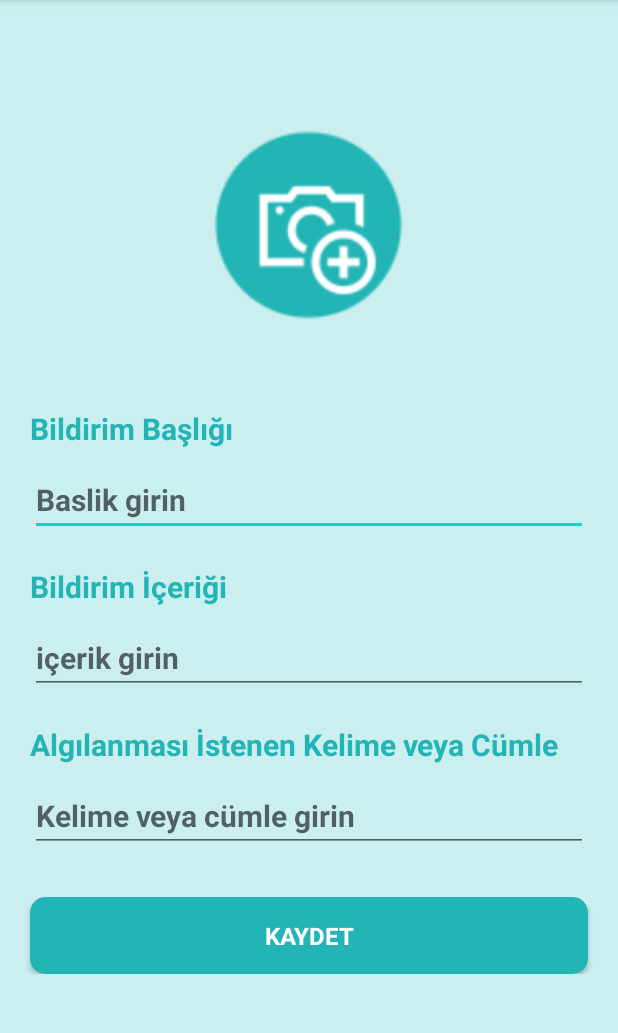
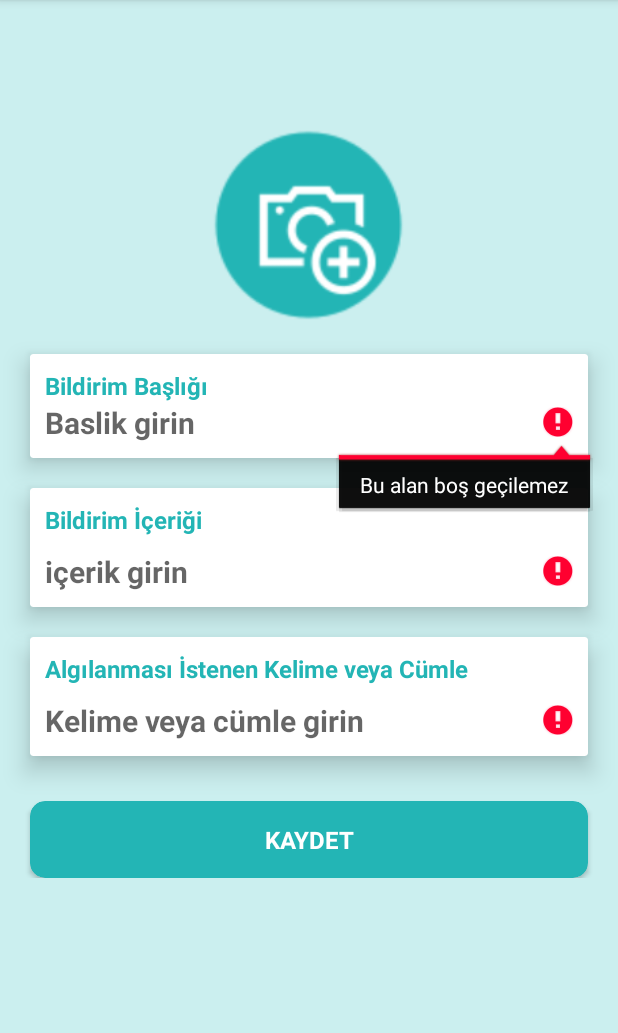
Before and after one commit to BusraSonmez7/Sensoft, an Android app: the BildirimEklemeActivity screen opened directly, with no data from a screen before it, after a tap on "KAYDET", on a phone screen of 412 x 824 dp, the part 84-1117 px from its top. Run offline under Robolectric (Android 15) with nearby library versions, the phone set to English and light mode, and no system bars; our stand-ins replace Firebase (no records; nobody signed in at launch, a user with empty details on screens opened directly).

Commit message:
bildirim eklendi

```diff
--- a/app/src/main/java/com/sensofttakimi/sensoft/Bildirimler/BildirimEklemeActivity.java
+++ b/app/src/main/java/com/sensofttakimi/sensoft/Bildirimler/BildirimEklemeActivity.java
@@ -146,6 +146,24 @@ public class BildirimEklemeActivity extends AppCompatActivity {
         dialog.setCancelable(false);
         dialog.show();
 
+        if(binding.edtkelime.length()==0)
+        {
+            binding.edtkelime.requestFocus();
+            binding.edtkelime.setError("Bu alan boş geçilemez");
+        }
+
+        if(binding.edtaciklama.length()==0)
+        {
+            binding.edtaciklama.requestFocus();
+            binding.edtaciklama.setError("Bu alan boş geçilemez");
+        }
+
+        if(binding.edtbaslik.length()==0)
+        {
+            binding.edtbaslik.requestFocus();
+            binding.edtbaslik.setError("Bu alan boş geçilemez");
+        }
+
         String baslik = binding.edtbaslik.getText().toString();
         if(this.imageData !=null){
 
--- a/app/src/main/java/com/sensofttakimi/sensoft/Bildirimler/BildirimIcerigi.java
+++ b/app/src/main/java/com/sensofttakimi/sensoft/Bildirimler/BildirimIcerigi.java
@@ -11,6 +11,7 @@ import android.widget.TextView;
 import android.widget.Toast;
 
 import com.bumptech.glide.Glide;
+import com.google.firebase.Timestamp;
 import com.google.firebase.auth.FirebaseAuth;
 import com.google.firebase.auth.FirebaseUser;
 import com.google.firebase.firestore.DocumentSnapshot;
@@ -21,9 +22,12 @@ import com.google.firebase.firestore.QuerySnapshot;
 import com.google.firebase.storage.FirebaseStorage;
 import com.google.firebase.storage.StorageReference;
 import com.sensofttakimi.sensoft.Model.Bildirimler;
+import com.sensofttakimi.sensoft.Model.Sohbetler;
 import com.sensofttakimi.sensoft.R;
 
+import java.text.SimpleDateFormat;
 import java.util.ArrayList;
+import java.util.Date;
 import java.util.HashMap;
 
 public class BildirimIcerigi extends AppCompatActivity {
@@ -73,12 +77,19 @@ public class BildirimIcerigi extends AppCompatActivity {
                             if(baslikID.equals(data.get("baslik"))){
                                 String baslik = (String)  data.get("baslik");
                                 String resim2 = (String)  data.get("resim");
-                                String tarih = (String)  data.get("tarih");
                                 String aciklama = (String)  data.get("aciklama");
                                 String kelime = (String) data.get("ses");
 
-                                Bildirimler bildirimler = new Bildirimler(baslik, resim2, aciklama, tarih,kelime);
-                                bildirimlerArrayList.add(bildirimler);
+                                if(data.get("tarih") != null){
+                                    Timestamp time = (Timestamp) data.get("tarih");
+                                    Date date = time.toDate();
+                                    String tarih = date.toString();
+                                    String pattern = "dd/MM/yyyy kk:mm";
+                                    SimpleDateFormat format = new SimpleDateFormat(pattern);
+                                    Bildirimler bildirimler = new Bildirimler(baslik, resim2, aciklama, format.format(date),kelime);
+                                    bildirimlerArrayList.add(bildirimler);
+                                }
+
                             }
                         }
 
--- a/app/src/main/java/com/sensofttakimi/sensoft/FragmentUygulama/AnasayfaFragment.java
+++ b/app/src/main/java/com/sensofttakimi/sensoft/FragmentUygulama/AnasayfaFragment.java
@@ -75,13 +75,13 @@ public class AnasayfaFragment extends Fragment {
                 startActivity(intent);
             }
         });
-        recylerView.setOnClickListener(new View.OnClickListener() {
-            @Override
-            public void onClick(View v) {
-                Intent intent = new Intent(getActivity(),BildirimIcerigi.class);
-                startActivity(intent);
-            }
-        });
+//        recylerView.setOnClickListener(new View.OnClickListener() {
+//            @Override
+//            public void onClick(View v) {
+//                Intent intent = new Intent(getActivity(),BildirimIcerigi.class);
+//                startActivity(intent);
+//            }
+//        });
 
         return mview;
        // return inflater.inflate(R.layout.fragment_anasayfa,container,false);
--- a/app/src/main/res/layout/activity_bildirim_ekleme.xml
+++ b/app/src/main/res/layout/activity_bildirim_ekleme.xml
@@ -34,83 +34,117 @@
                 android:onClick="ResimEkle"
                 app:srcCompat="@drawable/image_install1" />
 
+            <androidx.cardview.widget.CardView
+                android:id="@+id/cardView2"
+                android:layout_width="match_parent"
+                android:layout_height="wrap_content"
+                android:layout_marginStart="20dp"
+                android:layout_marginEnd="20dp"
+                app:cardElevation="10dp"
+                app:contentPadding="10dp"
+                android:layout_marginTop="20dp"
+                app:layout_constraintEnd_toEndOf="parent"
+                app:layout_constraintStart_toStartOf="parent"
+                app:layout_constraintTop_toBottomOf="@+id/resimekle">
+                <LinearLayout
+                    android:layout_width="match_parent"
+                    android:layout_height="wrap_content"
+                    android:orientation="vertical">
+
             <TextView
                 android:id="@+id/txtbaslik"
-                android:layout_width="0dp"
+                android:layout_width="match_parent"
                 android:layout_height="wrap_content"
-                android:layout_marginTop="56dp"
                 android:text="Bildirim Başlığı"
                 android:textColor="@color/toolbarrenk"
                 android:textStyle="bold"
-                android:textSize="20dp"
-                android:layout_marginStart="20dp"
-                android:layout_marginEnd="20dp"
-                app:layout_constraintEnd_toEndOf="parent"
-                app:layout_constraintHorizontal_bias="0.05"
-                app:layout_constraintStart_toStartOf="parent"
-                app:layout_constraintTop_toBottomOf="@+id/resimekle" />
+                android:textSize="16dp" />
 
             <EditText
                 android:id="@+id/edtbaslik"
-                android:layout_width="0dp"
+                android:layout_width="match_parent"
                 android:layout_height="wrap_content"
-                android:layout_marginTop="10dp"
                 android:hint="Baslik girin"
                 android:textColor="#2D3030"
                 android:textSize="20dp"
+                android:background="@android:color/transparent"
                 android:textStyle="bold"
-                app:layout_constraintEnd_toEndOf="@+id/txtbaslik"
-                app:layout_constraintStart_toStartOf="@+id/txtbaslik"
-                app:layout_constraintTop_toBottomOf="@+id/txtbaslik" />
+                 />
+                </LinearLayout>
+            </androidx.cardview.widget.CardView>
+            <androidx.cardview.widget.CardView
+                android:id="@+id/cardView3"
+                android:layout_width="match_parent"
+                android:layout_height="wrap_content"
+                android:layout_marginStart="20dp"
+                android:layout_marginEnd="20dp"
+                app:cardElevation="10dp"
+                app:contentPadding="10dp"
+                android:layout_marginTop="20dp"
+                app:layout_constraintEnd_toEndOf="parent"
+                app:layout_constraintStart_toStartOf="parent"
+                app:layout_constraintTop_toBottomOf="@+id/cardView2">
+            <LinearLayout
+                android:layout_width="match_parent"
+                android:layout_height="wrap_content"
+                android:orientation="vertical">
             <TextView
                 android:id="@+id/txtaciklama"
-                android:layout_width="0dp"
+                android:layout_width="match_parent"
                 android:layout_height="wrap_content"
-                android:layout_marginTop="20dp"
                 android:text="Bildirim İçeriği"
                 android:textColor="@color/toolbarrenk"
                 android:textStyle="bold"
-                android:textSize="20dp"
-                android:layout_marginStart="20dp"
-                android:layout_marginEnd="20dp"
-                app:layout_constraintEnd_toEndOf="parent"
-                app:layout_constraintHorizontal_bias="0.05"
-                app:layout_constraintStart_toStartOf="parent"
-                app:layout_constraintTop_toBottomOf="@+id/edtbaslik" />
+                android:textSize="16dp"
+                 />
 
             <EditText
                 android:id="@+id/edtaciklama"
-                android:layout_width="0dp"
+                android:layout_width="match_parent"
                 android:layout_height="wrap_content"
                 android:layout_marginTop="10dp"
                 android:hint="içerik girin"
                 android:text=""
                 android:textColor="#2D3030"
                 android:textSize="20dp"
+                android:background="@android:color/transparent"
                 android:textStyle="bold"
                 app:layout_constraintEnd_toEndOf="@+id/txtaciklama"
                 app:layout_constraintStart_toStartOf="@+id/txtaciklama"
                 app:layout_constraintTop_toBottomOf="@+id/txtaciklama" />
 
+            </LinearLayout>
+            </androidx.cardview.widget.CardView>
+
+            <androidx.cardview.widget.CardView
+                android:id="@+id/cardView4"
+                android:layout_width="match_parent"
+                android:layout_height="wrap_content"
+                android:layout_marginStart="20dp"
+                android:layout_marginEnd="20dp"
+                app:cardElevation="10dp"
+                app:contentPadding="10dp"
+                android:layout_marginTop="20dp"
+                app:layout_constraintEnd_toEndOf="parent"
+                app:layout_constraintStart_toStartOf="parent"
+                app:layout_constraintTop_toBottomOf="@+id/cardView3">
+            <LinearLayout
+                android:layout_width="match_parent"
+                android:layout_height="wrap_content"
+                android:orientation="vertical">
             <TextView
                 android:id="@+id/txtkelime"
-                android:layout_width="0dp"
+                android:layout_width="match_parent"
                 android:layout_height="wrap_content"
-                android:layout_marginTop="20dp"
                 android:text="Algılanması İstenen Kelime veya Cümle"
                 android:textColor="@color/toolbarrenk"
                 android:textStyle="bold"
-                android:textSize="20dp"
-                android:layout_marginStart="20dp"
-                android:layout_marginEnd="20dp"
-                app:layout_constraintEnd_toEndOf="parent"
-                app:layout_constraintHorizontal_bias="0.05"
-                app:layout_constraintStart_toStartOf="parent"
-                app:layout_constraintTop_toBottomOf="@+id/edtaciklama" />
+                android:textSize="16dp"
+                />
 
             <EditText
                 android:id="@+id/edtkelime"
-                android:layout_width="0dp"
+                android:layout_width="match_parent"
                 android:layout_height="wrap_content"
                 android:layout_marginTop="10dp"
                 android:hint="Kelime veya cümle girin"
@@ -118,10 +152,12 @@
                 android:textColor="#2D3030"
                 android:textSize="20dp"
                 android:textStyle="bold"
+                android:background="@android:color/transparent"
                 app:layout_constraintEnd_toEndOf="@+id/txtkelime"
                 app:layout_constraintStart_toStartOf="@+id/txtkelime"
                 app:layout_constraintTop_toBottomOf="@+id/txtkelime" />
-
+            </LinearLayout>
+            </androidx.cardview.widget.CardView>
             <androidx.cardview.widget.CardView
                 android:id="@+id/cardViewUye"
                 android:layout_width="0dp"
@@ -130,9 +166,9 @@
                 android:elevation="10dp"
                 app:cardBackgroundColor="@color/toolbarrenk"
                 app:cardCornerRadius="10dp"
-                app:layout_constraintEnd_toEndOf="@+id/edtkelime"
-                app:layout_constraintStart_toStartOf="@+id/edtkelime"
-                app:layout_constraintTop_toBottomOf="@+id/edtkelime">
+                app:layout_constraintEnd_toEndOf="@+id/cardView4"
+                app:layout_constraintStart_toStartOf="@+id/cardView4"
+                app:layout_constraintTop_toBottomOf="@+id/cardView4">
 
                 <RelativeLayout
                     android:id="@+id/rlt_buton"
```
